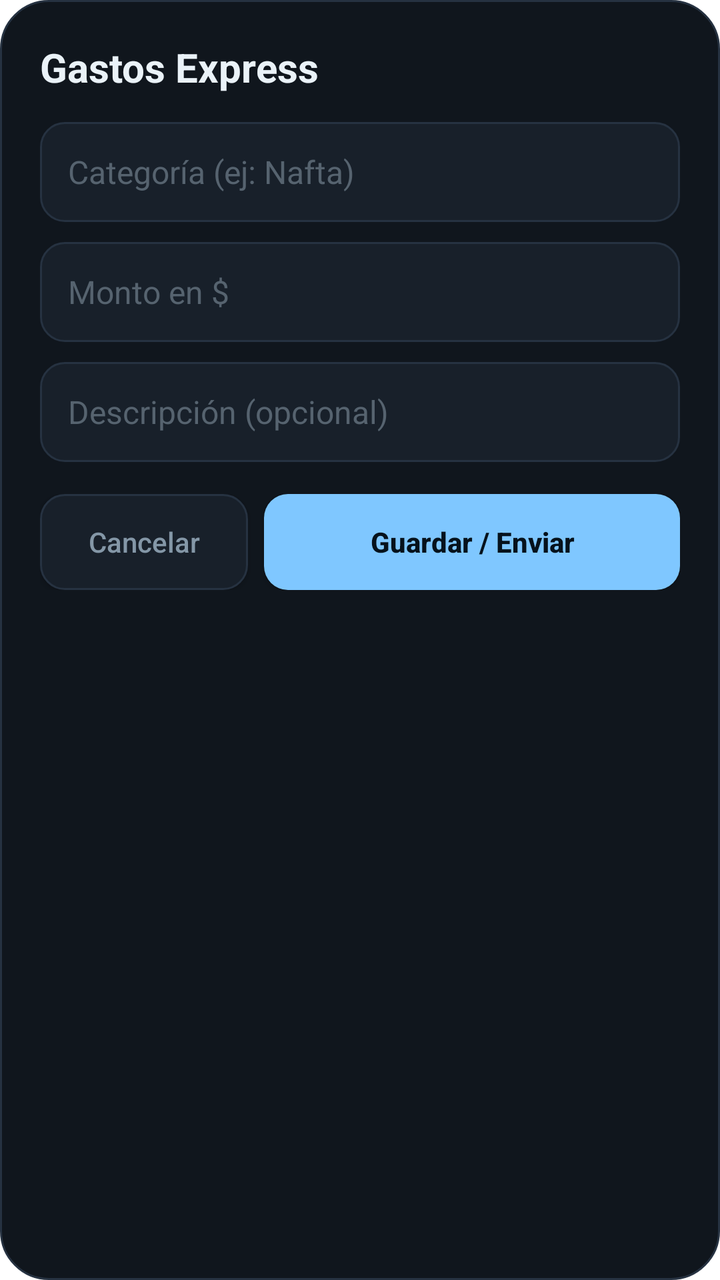
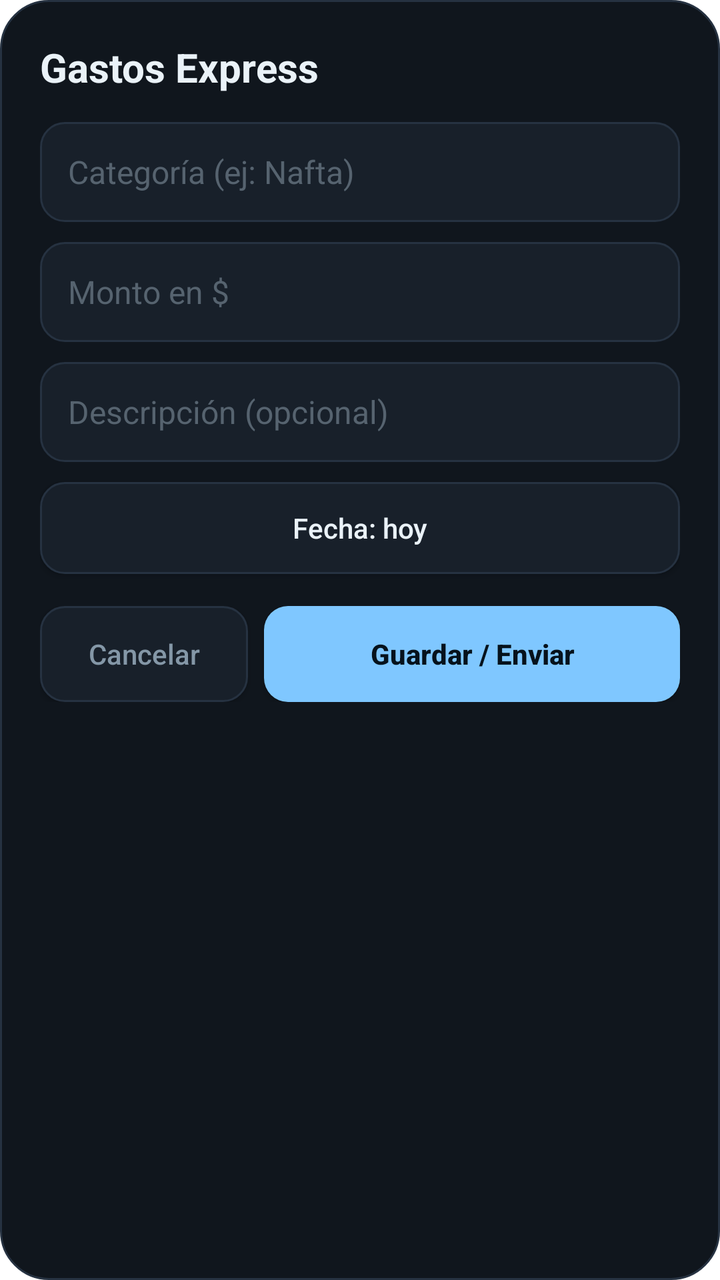

An Android layout rendered at two revisions. The XML below is the earlier revision; the diff shows what the commit changed to produce the second picture.
<!-- AndroidManifest.xml: activity theme DialogTheme -->
<!-- res/layout/activity_gasto.xml -->
<?xml version="1.0" encoding="utf-8"?>
<LinearLayout xmlns:android="http://schemas.android.com/apk/res/android"
    android:layout_width="match_parent"
    android:layout_height="wrap_content"
    android:orientation="vertical"
    android:padding="20dp">

    <TextView
        android:layout_width="wrap_content"
        android:layout_height="wrap_content"
        android:text="Gastos Express"
        android:textColor="#EAF2F8"
        android:textSize="20sp"
        android:textStyle="bold" />

    <EditText
        android:id="@+id/in_categoria"
        style="@style/Campo"
        android:layout_marginTop="14dp"
        android:hint="Categoría (ej: Nafta)"
        android:imeOptions="actionNext"
        android:inputType="textCapSentences"
        android:maxLines="1" />

    <EditText
        android:id="@+id/in_monto"
        style="@style/Campo"
        android:hint="Monto en $"
        android:imeOptions="actionNext"
        android:inputType="number"
        android:maxLength="10"
        android:maxLines="1" />

    <EditText
        android:id="@+id/in_descripcion"
        style="@style/Campo"
        android:hint="Descripción (opcional)"
        android:imeOptions="actionDone"
        android:inputType="textCapSentences"
        android:maxLines="2" />

    <LinearLayout
        android:layout_width="match_parent"
        android:layout_height="wrap_content"
        android:layout_marginTop="16dp"
        android:orientation="horizontal">

        <Button
            android:id="@+id/btn_cancelar"
            android:layout_width="0dp"
            android:layout_height="48dp"
            android:layout_marginEnd="8dp"
            android:layout_weight="1"
            android:background="@drawable/bg_input"
            android:text="Cancelar"
            android:textAllCaps="false"
            android:textColor="#8497A7" />

        <Button
            android:id="@+id/btn_guardar"
            android:layout_width="0dp"
            android:layout_height="48dp"
            android:layout_weight="2"
            android:background="@drawable/btn_accent"
            android:text="Guardar / Enviar"
            android:textAllCaps="false"
            android:textColor="#06121C"
            android:textStyle="bold" />
    </LinearLayout>
</LinearLayout>
<!-- resources referenced by this layout -->
<resources>
  <!-- drawable bg_input (drawable) -->
  <?xml version="1.0" encoding="utf-8"?>
  <shape xmlns:android="http://schemas.android.com/apk/res/android" android:shape="rectangle">
      <solid android:color="#18202A" />
      <corners android:radius="12dp" />
      <stroke android:width="1dp" android:color="#263241" />
  </shape>
  <!-- drawable btn_accent (drawable) -->
  <?xml version="1.0" encoding="utf-8"?>
  <shape xmlns:android="http://schemas.android.com/apk/res/android" android:shape="rectangle">
      <solid android:color="#7FC7FF" />
      <corners android:radius="12dp" />
  </shape>
  <style name="Campo">
          <item name="android:layout_width">match_parent</item>
          <item name="android:layout_height">50dp</item>
          <item name="android:layout_marginTop">10dp</item>
          <item name="android:background">@drawable/bg_input</item>
          <item name="android:paddingStart">14dp</item>
          <item name="android:paddingEnd">14dp</item>
          <item name="android:textColor">#EAF2F8</item>
          <item name="android:textColorHint">#56636F</item>
          <item name="android:textSize">16sp</item>
      </style>
  <style name="DialogTheme" parent="android:Theme.Material.Dialog.NoActionBar">
          <item name="android:windowBackground">@drawable/bg_dialog</item>
          <item name="android:windowMinWidthMajor">90%</item>
          <item name="android:windowMinWidthMinor">90%</item>
      </style>
  <!-- drawable bg_dialog (drawable) -->
  <?xml version="1.0" encoding="utf-8"?>
  <shape xmlns:android="http://schemas.android.com/apk/res/android" android:shape="rectangle">
      <solid android:color="#10161D" />
      <corners android:radius="24dp" />
      <stroke android:width="1dp" android:color="#263241" />
  </shape>
</resources>

<!-- the commit's change to res/layout/activity_gasto.xml (unified diff, before → after) -->
@@ -39,6 +39,16 @@
         android:inputType="textCapSentences"
         android:maxLines="2" />
 
+    <Button
+        android:id="@+id/btn_fecha_form"
+        android:layout_width="match_parent"
+        android:layout_height="46dp"
+        android:layout_marginTop="10dp"
+        android:background="@drawable/bg_input"
+        android:text="Fecha: hoy"
+        android:textAllCaps="false"
+        android:textColor="#EAF2F8" />
+
     <LinearLayout
         android:layout_width="match_parent"
         android:layout_height="wrap_content"
